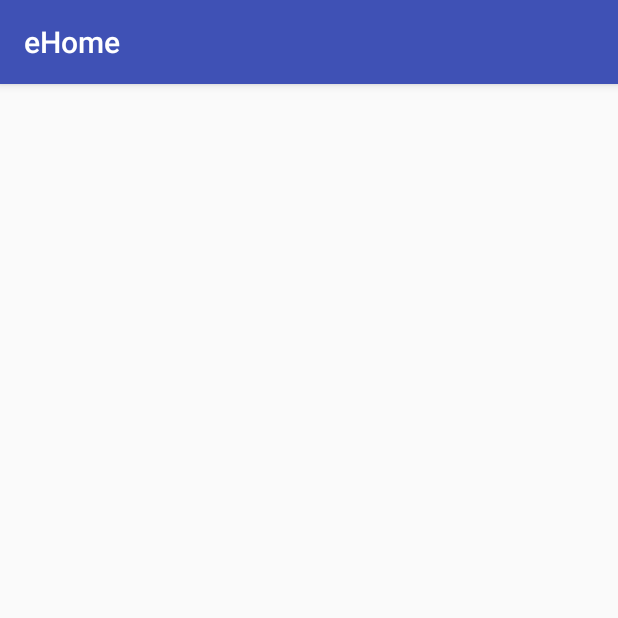
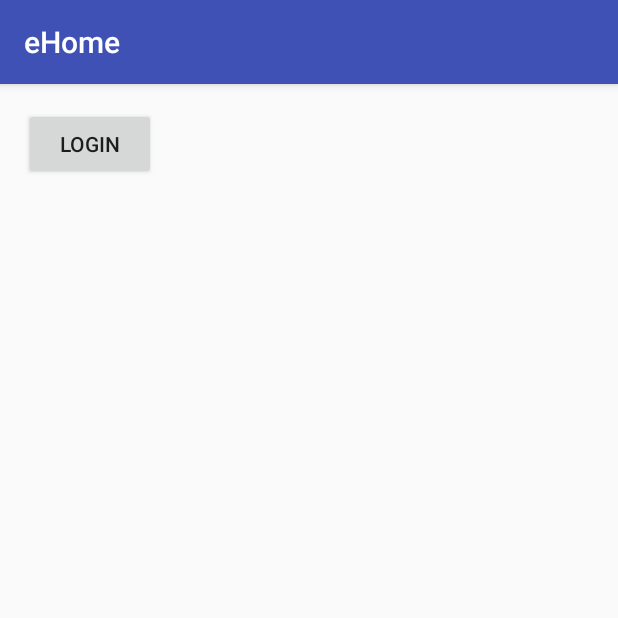
Before and after one commit to priyankpshah/CS442-Mobile-Application-Developement, an Android app: the screen it shows after launch (LoginActivity), on a phone screen of 412 x 824 dp, the top half of it. Run offline under Robolectric (Android 15) with nearby library versions, the phone set to English and light mode, and no system bars.

Commit message:
added simple login button

```diff
--- a/app/src/main/java/edu/iit/cs442/tmolenho/ehome/LoginActivity.java
+++ b/app/src/main/java/edu/iit/cs442/tmolenho/ehome/LoginActivity.java
@@ -1,13 +1,30 @@
 package edu.iit.cs442.tmolenho.ehome;
 
+import android.content.Intent;
 import android.os.Bundle;
 import android.support.v7.app.AppCompatActivity;
+import android.view.View;
+import android.widget.Button;
 
-public class LoginActivity extends AppCompatActivity {
+public class LoginActivity extends AppCompatActivity implements View.OnClickListener {
 
     @Override
     protected void onCreate(Bundle savedInstanceState) {
         super.onCreate(savedInstanceState);
         setContentView(R.layout.activity_login);
+
+        Button loginButton = (Button) findViewById(R.id.loginButton);
+        loginButton.setOnClickListener(this);
     }
+
+    @Override
+    public void onClick(View v) {
+        switch (v.getId()) {
+            case R.id.loginButton:
+                Intent login = new Intent(this, MainActivity.class);
+                startActivity(login);
+                break;
+        }
+    }
+
 }
--- a/app/src/main/res/layout/activity_login.xml
+++ b/app/src/main/res/layout/activity_login.xml
@@ -9,4 +9,10 @@
     android:paddingTop="@dimen/activity_vertical_margin"
     tools:context="edu.iit.cs442.tmolenho.ehome.LoginActivity">
 
+    <Button
+        android:id="@+id/loginButton"
+        android:layout_width="wrap_content"
+        android:layout_height="wrap_content"
+        android:text="Login" />
+
 </RelativeLayout>
```
